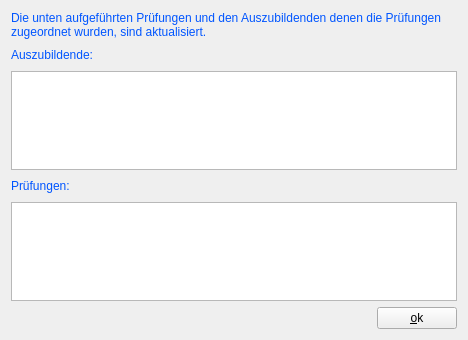
Old version of the form formupdateinformation.ui in the repository fasa1964/fshkap.
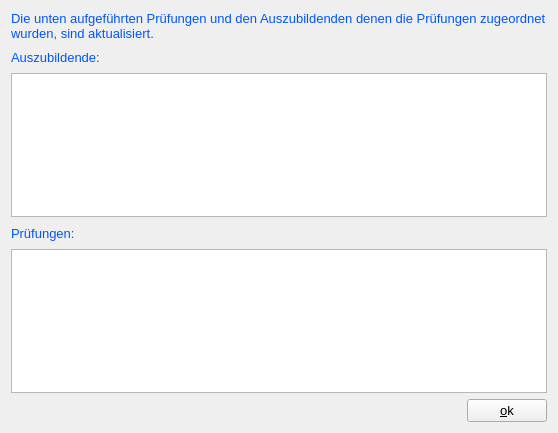
New version of the form.

```diff
--- a/formupdateinformation.ui
+++ b/formupdateinformation.ui
@@ -6,10 +6,15 @@
    <rect>
     <x>0</x>
     <y>0</y>
-    <width>468</width>
-    <height>340</height>
+    <width>558</width>
+    <height>433</height>
    </rect>
   </property>
+  <property name="font">
+   <font>
+    <pointsize>10</pointsize>
+   </font>
+  </property>
   <property name="windowTitle">
    <string>Form</string>
   </property>
```
